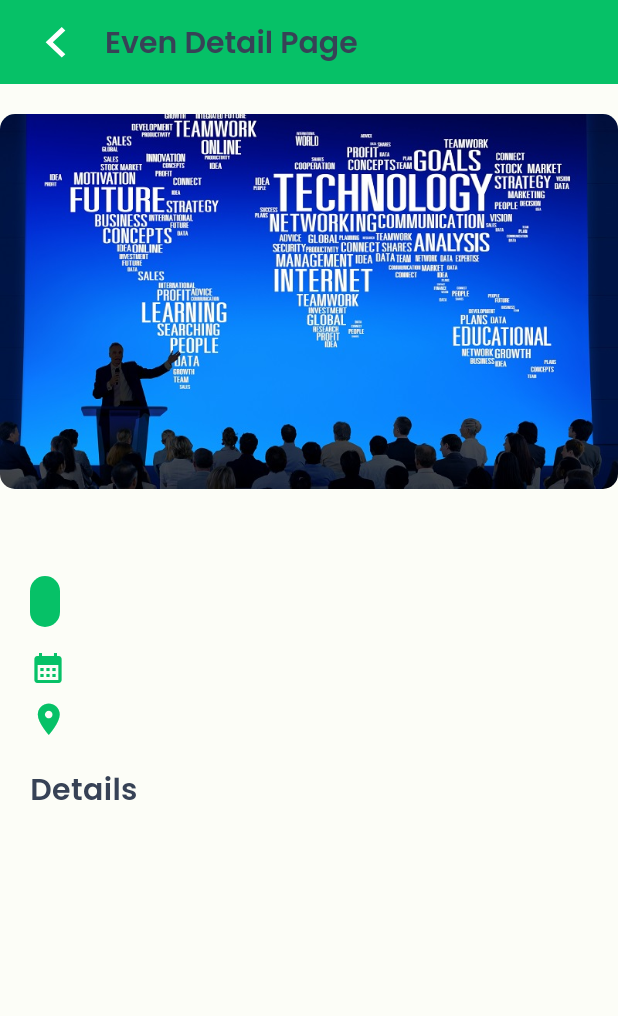
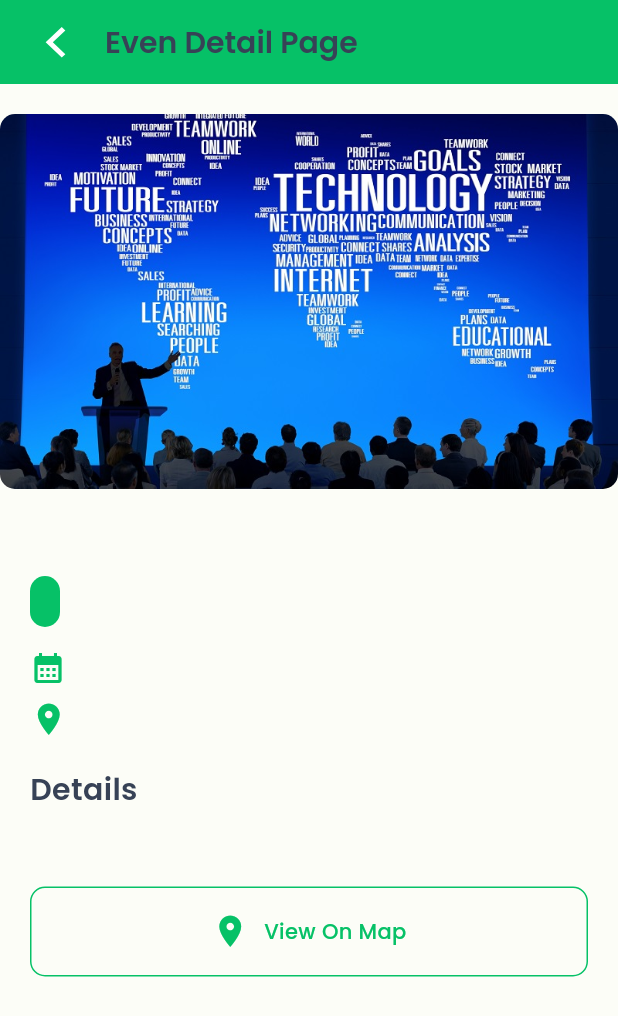
Before and after one commit to Sridhar2412/Eventora, a Flutter app: the EventDetailPage screen opened directly with empty values, on a phone screen of 412 x 824 dp. Shown: the top 1016 px of the screen. Run offline on Flutter 3.47's test engine with Material 3 defaults, Android fonts, the phone set to English and light mode, and no system bars; our stand-ins replace auto_route, connectivity_plus, dartz, dio, flutter_riverpod, flutter_svg and 6 more; missing offline and left inert: mapbox_maps_flutter, secure_shared_preferences; generated files the repository leaves out were written again; statements that could not run were skipped.

Commit message:
feat: view on map feature in progress

```diff
--- a/frontend/lib/presentation/events/event_detail page.dart
+++ b/frontend/lib/presentation/events/event_detail page.dart
@@ -3,6 +3,7 @@ import 'package:flutter/material.dart';
 import 'package:flutter_master/core/extension/context.dart';
 import 'package:flutter_master/core/extension/widget.dart';
 import 'package:flutter_master/presentation/home/provider/events_notifier.dart';
+import 'package:flutter_master/presentation/routes/app_router.dart';
 import 'package:flutter_master/presentation/shared/components/app_text_theme.dart';
 import 'package:flutter_master/presentation/shared/components/change_date_time.dart';
 import 'package:flutter_master/presentation/shared/components/custom_app_bar.dart';
@@ -103,7 +104,33 @@ class _EventDetailPageState extends ConsumerState<EventDetailPage> {
               Text(
                 state.data.myEvent?.description ?? '',
                 style: AppTextTheme.medium14,
-              ).padBottom(10),
+              ).padBottom(),
+              InkWell(
+                onTap: () => context.pushRoute(ViewOnMapRoute()),
+                child: Container(
+                    height: 60,
+                    width: context.width,
+                    decoration: BoxDecoration(
+                        border: Border.all(color: AppColor.primary),
+                        borderRadius: BorderRadius.circular(10)),
+                    child: Row(
+                      crossAxisAlignment: CrossAxisAlignment.center,
+                      mainAxisAlignment: MainAxisAlignment.center,
+                      children: [
+                        Icon(
+                          Icons.location_on,
+                          size: 25,
+                          color: AppColor.primary,
+                        ).padRight(10),
+                        Text(
+                          'View On Map',
+                          style: AppTextTheme.medium14
+                              .copyWith(color: AppColor.primary),
+                          textAlign: TextAlign.center,
+                        ),
+                      ],
+                    )),
+              )
             ],
           ).padHor(),
           Gap(20)
--- a/frontend/lib/presentation/routes/app_router.dart
+++ b/frontend/lib/presentation/routes/app_router.dart
@@ -3,6 +3,7 @@ import 'package:flutter/material.dart';
 import 'package:flutter_master/presentation/auth/login.dart';
 import 'package:flutter_master/presentation/auth/register_page.dart';
 import 'package:flutter_master/presentation/events/event_detail%20page.dart';
+import 'package:flutter_master/presentation/events/view_on_map_page.dart';
 import 'package:flutter_master/presentation/home/home.dart';
 import 'package:flutter_master/presentation/main_page/main_page.dart';
 import 'package:flutter_master/presentation/routes/guard/auth_guard.dart';
@@ -33,6 +34,9 @@ class AppRouter extends _$AppRouter {
           page: EventDetailRoute.page,
         ),
         AutoRoute(
+          page: ViewOnMapRoute.page,
+        ),
+        AutoRoute(
           page: MainRoute.page,
           children: [
             // AutoRoute(
--- a/frontend/pubspec.yaml
+++ b/frontend/pubspec.yaml
@@ -50,6 +50,7 @@ dependencies:
   objectbox: ^2.3.1
   objectbox_flutter_libs: 2.3.1
   connectivity_plus: ^5.0.2
+  mapbox_maps_flutter: ^2.0.0
 
 dev_dependencies:
   flutter_test:
```
Also changed, not shown: frontend/lib/main.dart (+8 -0 lines), frontend/lib/presentation/events/view_on_map_page.dart (added, +118 -0 lines), frontend/assets/images/custom-icon.png (added), 1 other file.
